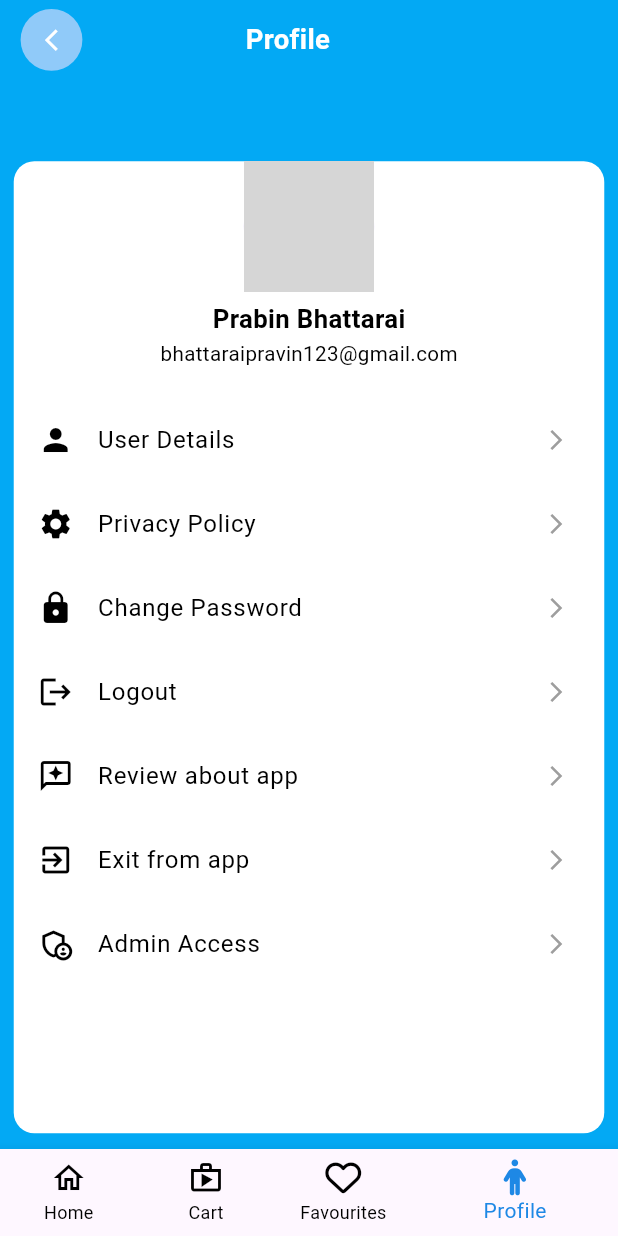
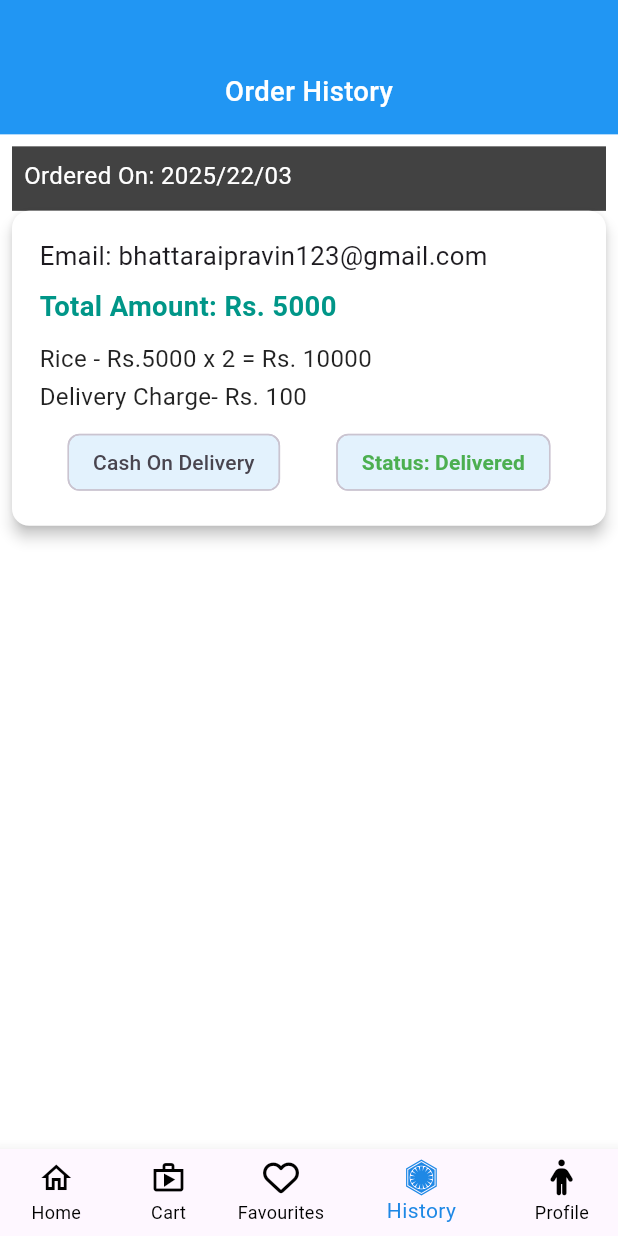
Before and after one commit to pra-android/E-Commerce-Application-Project, a Flutter app: the HomeScreen screen opened directly, item 4 of the bottom bar chosen, on a phone screen of 412 x 824 dp. Run offline on Flutter 3.47's test engine with Material 3 defaults, Android fonts, the phone set to English and light mode, and no system bars; our stand-ins replace flutter_riverpod, flutter_screenutil, font_awesome_flutter, get; grey boxes are pictures that could not be loaded.

Commit message:
transaction history UI completed

```diff
--- a/lib/extras/constants/widget_constant.dart
+++ b/lib/extras/constants/widget_constant.dart
@@ -3,6 +3,14 @@ import 'package:ecommerce_application/screens/homescreen/favourites/favourites.d
 import 'package:ecommerce_application/screens/homescreen/homepage/home_page.dart';
 import 'package:ecommerce_application/screens/homescreen/profile/profile.dart';
 
+import '../../screens/homescreen/history/order_history.dart';
+
 class WidgetConstant {
-  static var listofscreens = [HomePage(), Cart(), Favourites(), Profile()];
+  static var listofscreens = [
+    HomePage(),
+    Cart(),
+    Favourites(),
+    OrderHistory(),
+    Profile(),
+  ];
 }
--- a/lib/extras/widgets/custom_navigation_bar.dart
+++ b/lib/extras/widgets/custom_navigation_bar.dart
@@ -29,9 +29,14 @@ class CustomBottomNavigationBar extends StatelessWidget {
               icon: Icon(Icons.shop_outlined),
               label: "Cart",
             ),
+
             BottomNavigationBarItem(
               icon: FaIcon(FontAwesomeIcons.heart),
               label: "Favourites",
+            ),
+            BottomNavigationBarItem(
+              icon: FaIcon(FontAwesomeIcons.firstOrder),
+              label: "History",
             ),
             BottomNavigationBarItem(
               icon: FaIcon(FontAwesomeIcons.person),
--- /dev/null
+++ b/lib/screens/homescreen/history/order_history.dart
@@ -0,0 +1,34 @@
+import 'package:ecommerce_application/extras/widgets/custom_text_style.dart';
+import 'package:ecommerce_application/screens/homescreen/history/order_history_body.dart';
+import 'package:flutter/material.dart';
+import 'package:flutter_screenutil/flutter_screenutil.dart';
+import 'package:get/get.dart';
+
+class OrderHistory extends StatelessWidget {
+  const OrderHistory({super.key});
+
+  @override
+  Widget build(BuildContext context) {
+    return Column(
+      children: [
+        Container(
+          height: 75.h,
+          width: Get.context!.width,
+          decoration: BoxDecoration(color: Colors.blue.shade500),
+          child: Center(
+            child: Padding(
+              padding: EdgeInsets.only(top: 28.h),
+              child: CustomTextStyle(
+                text: "Order History",
+                fontSize: 16.sp,
+                fontWeight: FontWeight.w500,
+                color: Colors.white,
+              ),
+            ),
+          ),
+        ),
+        Expanded(child: OrderHistoryBody()),
+      ],
+    );
+  }
+}
--- /dev/null
+++ b/lib/screens/homescreen/history/order_history_body.dart
@@ -0,0 +1,118 @@
+import 'package:flutter/material.dart';
+import 'package:flutter_screenutil/flutter_screenutil.dart';
+import 'package:get/get.dart';
+
+class OrderHistoryBody extends StatelessWidget {
+  const OrderHistoryBody({super.key});
+
+  @override
+  Widget build(BuildContext context) {
+    return ListView.builder(
+      padding: const EdgeInsets.all(8.0),
+      itemCount: 1,
+      itemBuilder: (context, index) {
+        return Column(
+          children: [
+            Container(
+              height: 36.h,
+              width: Get.context!.width,
+              decoration: BoxDecoration(color: Colors.grey.shade800),
+              child: Padding(
+                padding: const EdgeInsets.all(8.0),
+                child: Text(
+                  'Ordered On: 2025/22/03',
+                  style: const TextStyle(fontSize: 16, color: Colors.white),
+                ),
+              ),
+            ),
+            Card(
+              color: Colors.white,
+              elevation: 4,
+              margin: EdgeInsets.only(bottom: 16.h),
+              shape: RoundedRectangleBorder(
+                borderRadius: BorderRadius.circular(10.r),
+              ),
+              child: Padding(
+                padding: EdgeInsets.all(16.w),
+                child: Column(
+                  crossAxisAlignment: CrossAxisAlignment.start,
+                  children: [
+                    Column(
+                      crossAxisAlignment: CrossAxisAlignment.start,
+                      children: [
+                        Text(
+                          'Email: bhattaraipravin123@gmail.com',
+                          style: TextStyle(fontSize: 15.sp),
+                        ),
+                      ],
+                    ),
+
+                    const SizedBox(height: 8),
+                    Text(
+                      'Total Amount: Rs. 5000',
+                      style: TextStyle(
+                        fontSize: 16.sp,
+                        fontWeight: FontWeight.bold,
+                        color: Colors.teal,
+                      ),
+                    ),
+                    const SizedBox(height: 8),
+
+                    // Items List
+                    Column(
+                      crossAxisAlignment: CrossAxisAlignment.start,
+                      children: [
+                        Padding(
+                          padding: const EdgeInsets.symmetric(vertical: 2.0),
+                          child: Text(
+                            'Rice - Rs.5000 x 2 = Rs. 10000',
+                            style: TextStyle(
+                              fontSize: 14.sp,
+                              color: Colors.black87,
+                            ),
+                          ),
+                        ),
+                        Text(
+                          "Delivery Charge- Rs. 100",
+                          style: TextStyle(
+                            fontSize: 14.sp,
+                            color: Colors.black87,
+                          ),
+                        ),
+                      ],
+                    ),
+                    SizedBox(height: 7.h),
+
+                    // Payment Method and Status
+                    Row(
+                      mainAxisAlignment: MainAxisAlignment.spaceAround,
+                      children: [
+                        Chip(
+                          label: Text("Cash On Delivery"),
+                          backgroundColor: Colors.blue[50],
+                        ),
+                        Chip(
+                          label: Text(
+                            "Status: Delivered",
+                            style: TextStyle(
+                              color:
+                                  "Delivered" == 'Delivered'
+                                      ? Colors.green
+                                      : Colors.red,
+                              fontWeight: FontWeight.bold,
+                            ),
+                          ),
+                          backgroundColor: Colors.blue[50],
+                        ),
+                      ],
+                    ),
+                  ],
+                ),
+              ),
+            ),
+          ],
+        );
+      },
+    );
+  }
+}
--- a/lib/screens/homescreen/profile/profile_list_tile.dart
+++ b/lib/screens/homescreen/profile/profile_list_tile.dart
@@ -1,4 +1,5 @@
 import 'package:flutter/material.dart';
+import 'package:flutter_screenutil/flutter_screenutil.dart';
 
 class ProfileListTile extends StatelessWidget {
   const ProfileListTile({super.key});
@@ -8,12 +9,17 @@ class ProfileListTile extends StatelessWidget {
   Widget build(BuildContext context) {
     return Column(
       children: [
-        SizedBox(height: 20),
+        SizedBox(height: 20.h),
         buildMenuItem(Icons.person, "User Details"),
+        SizedBox(height: 2.h),
         buildMenuItem(Icons.settings, "Privacy Policy"),
+        SizedBox(height: 2.h),
         buildMenuItem(Icons.lock, "Change Password"),
+        SizedBox(height: 2.h),
         buildMenuItem(Icons.logout, "Logout"),
+        SizedBox(height: 2.h),
         buildMenuItem(Icons.reviews_outlined, "Review about app"),
+        SizedBox(height: 2.h),
         buildMenuItem(Icons.exit_to_app, "Exit from app"),
         if (isAdmin == true)
           buildMenuItem(Icons.admin_panel_settings_outlined, "Admin Access"),
```
